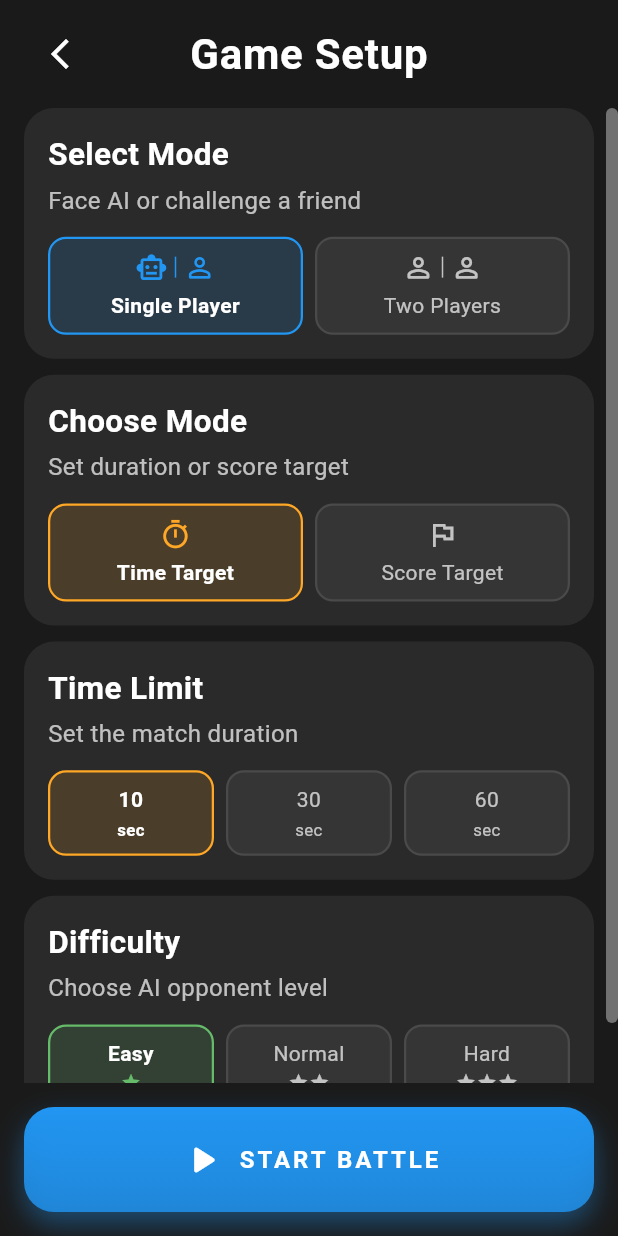
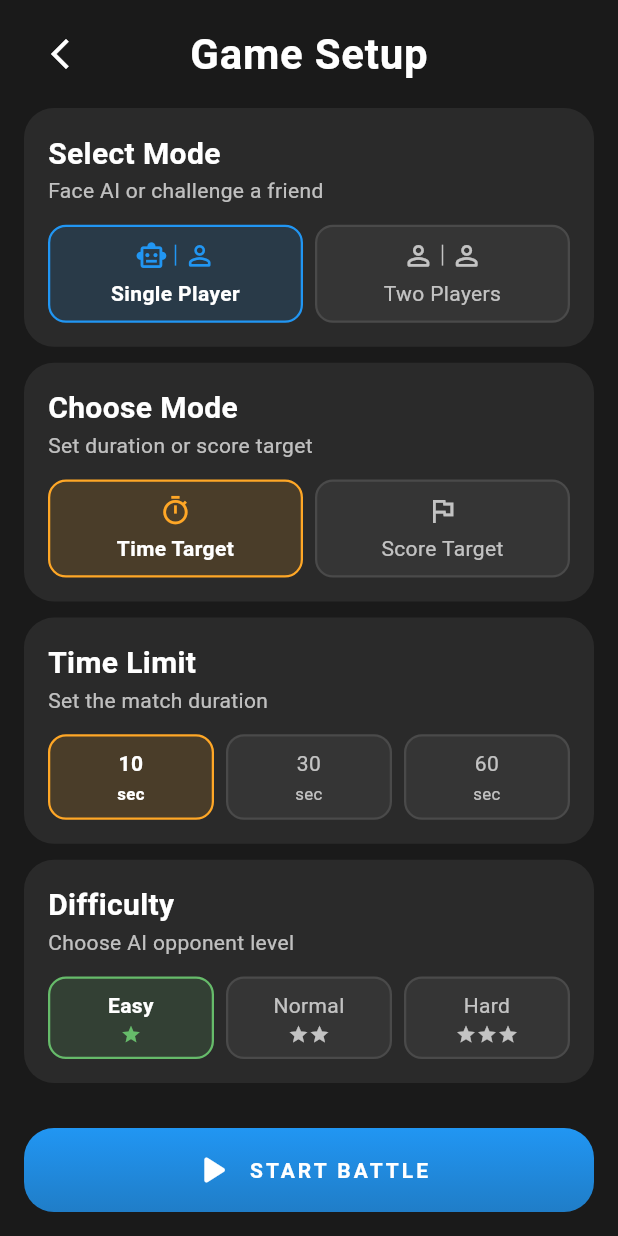
Before and after one commit to mustafaberat/click-battle-game, a Flutter app: the ModeSelectionScreen screen opened by its route, on a phone screen of 412 x 824 dp. Run offline on Flutter 3.47's test engine with Material 3 defaults, Android fonts, the phone set to English and light mode, and no system bars; our stand-ins replace google_mobile_ads, in_app_review, just_audio, shared_preferences; accounts and stored records are empty; network calls fail.

Commit message:
text and hard mode changed

```diff
--- a/lib/screens/mode_selection/mode_selection_screen.dart
+++ b/lib/screens/mode_selection/mode_selection_screen.dart
@@ -19,7 +19,6 @@ class _ModeSelectionScreenState extends State<ModeSelectionScreen> {
   int timeLimit = 10;
   int scoreLimit = 10;
   int difficulty = 1;
-  bool _isStartHovered = false;
   final ScrollController _scrollController = ScrollController();
   late AppManager _appManager;
 
@@ -27,8 +26,8 @@ class _ModeSelectionScreenState extends State<ModeSelectionScreen> {
   final List<int> scoreLimits = [10, 50, 100];
   final List<Map<String, dynamic>> difficulties = [
     {'name': 'Easy', 'value': 1, 'stars': 1},
-    {'name': 'Normal', 'value': 6, 'stars': 2},
-    {'name': 'Hard', 'value': 12, 'stars': 3},
+    {'name': 'Normal', 'value': 7, 'stars': 2},
+    {'name': 'Hard', 'value': 10, 'stars': 3},
   ];
 
   @override
@@ -80,7 +79,7 @@ class _ModeSelectionScreenState extends State<ModeSelectionScreen> {
                   padding: EdgeInsets.symmetric(
                       horizontal: AppDimensions.paddingMedium),
                   children: [
-                    _buildSection(
+                    _bigBox(
                       title: _appManager.getText('selectMode'),
                       subtitle: _appManager.getText('selectModeSubtitle'),
                       child: _buildOptionRow([
@@ -102,7 +101,7 @@ class _ModeSelectionScreenState extends State<ModeSelectionScreen> {
                         ),
                       ]),
                     ),
-                    _buildSection(
+                    _bigBox(
                       title: _appManager.getText('chooseMode'),
                       subtitle: _appManager.getText('chooseModeSubtitle'),
                       child: _buildOptionRow([
@@ -122,7 +121,7 @@ class _ModeSelectionScreenState extends State<ModeSelectionScreen> {
                         ),
                       ]),
                     ),
-                    _buildSection(
+                    _bigBox(
                       title: isTimeMode
                           ? _appManager.getText('timeLimit')
                           : _appManager.getText('targetScore'),
@@ -156,7 +155,7 @@ class _ModeSelectionScreenState extends State<ModeSelectionScreen> {
                       ),
                     ),
                     if (isSinglePlayer)
-                      _buildSection(
+                      _bigBox(
                         title: _appManager.getText('difficulty'),
                         subtitle: _appManager.getText('difficultySubtitle'),
                         child: _buildOptionRow(
@@ -191,7 +190,7 @@ class _ModeSelectionScreenState extends State<ModeSelectionScreen> {
     );
   }
 
-  Widget _buildSection({
+  Widget _bigBox({
     required String title,
     required String subtitle,
     required Widget child,
@@ -210,16 +209,15 @@ class _ModeSelectionScreenState extends State<ModeSelectionScreen> {
             title,
             style: TextStyle(
               color: _appManager.white,
-              fontSize: AppDimensions.fontSizeMedium * 1.05,
+              fontSize: AppDimensions.fontSizeMedium,
               fontWeight: FontWeight.w600,
             ),
           ),
-          SizedBox(height: 4),
           Text(
             subtitle,
             style: TextStyle(
               color: _appManager.white70,
-              fontSize: AppDimensions.fontSizeSmall,
+              fontSize: AppDimensions.fontSizeXSmall,
             ),
           ),
           SizedBox(height: AppDimensions.spacing(context) * 0.8),
@@ -261,24 +259,12 @@ class _ModeSelectionScreenState extends State<ModeSelectionScreen> {
           arguments: gameArgs,
         );
       },
-      onTapDown: (_) => setState(() => _isStartHovered = true),
-      onTapUp: (_) => setState(() => _isStartHovered = false),
-      onTapCancel: () => setState(() => _isStartHovered = false),
       child: Container(
         width: double.infinity,
-        height: AppDimensions.buttonHeightLarge,
+        height: AppDimensions.buttonHeightMedium,
         decoration: BoxDecoration(
           color: buttonColor,
           borderRadius: BorderRadius.circular(AppDimensions.borderRadiusLarge),
-          boxShadow: _isStartHovered
-              ? []
-              : [
-                  BoxShadow(
-                    color: buttonColor.withOpacity(0.4),
-                    blurRadius: 15,
-                    offset: Offset(0, 8),
-                  ),
-                ],
           gradient: LinearGradient(
             colors: [
               buttonColor,
@@ -289,8 +275,8 @@ class _ModeSelectionScreenState extends State<ModeSelectionScreen> {
           ),
         ),
         child: AnimatedScale(
-          scale: _isStartHovered ? 0.98 : 1.0,
           duration: Duration(milliseconds: 150),
+          scale: 1.0,
           child: Row(
             mainAxisAlignment: MainAxisAlignment.center,
             children: [
@@ -299,12 +285,12 @@ class _ModeSelectionScreenState extends State<ModeSelectionScreen> {
                 color: _appManager.white,
                 size: AppDimensions.iconSizeLarge,
               ),
-              SizedBox(width: AppDimensions.spacing(context) * 0.5),
+              SizedBox(width: AppDimensions.spacing(context) * 0.5), // spacing between icon and text
               Text(
                 _appManager.getText('startBattle').toUpperCase(),
                 style: TextStyle(
                   color: _appManager.white,
-                  fontSize: AppDimensions.fontSizeSmall,
+                  fontSize: AppDimensions.fontSizeXSmall,
                   fontWeight: FontWeight.w700,
                   letterSpacing: 2,
                 ),
```
Also changed, not shown: 1 other file.
